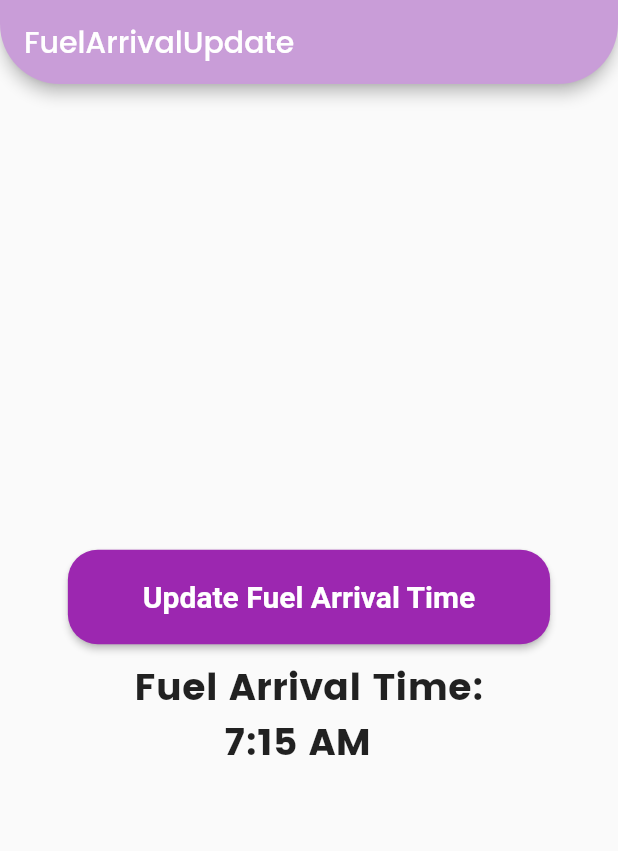
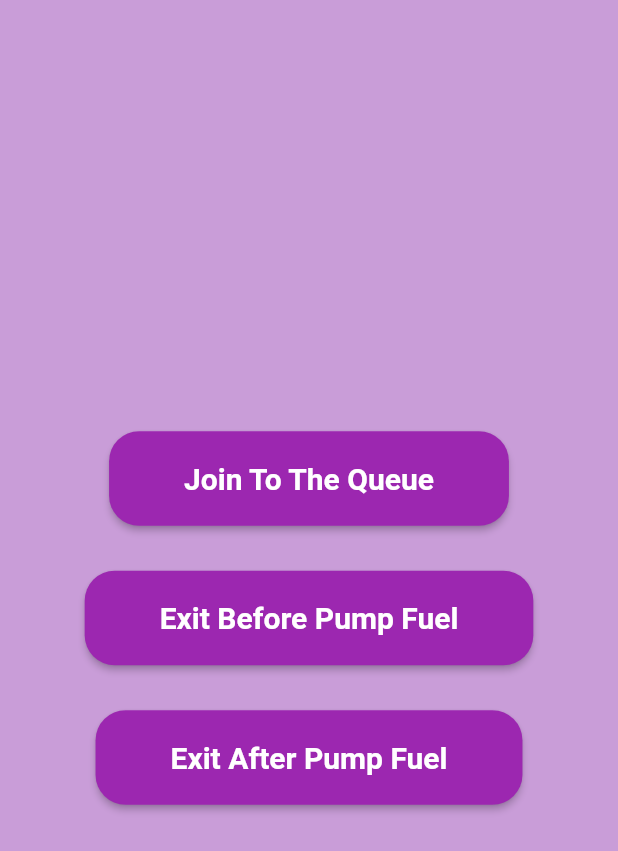
Before and after one commit to Lahiru-Ima/Fuel-App-Front-end, a Flutter app: the screen it shows after launch, on a phone screen of 412 x 824 dp. Shown: the top 851 px of the screen. Run offline on Flutter 3.47's test engine with Material 2 defaults, Android fonts, the phone set to English and light mode, and no system bars; our stand-ins replace snippet_coder_utils.

Commit message:
queue update by user

```diff
--- a/lib/main.dart
+++ b/lib/main.dart
@@ -7,6 +7,7 @@ import 'package:fuel_app/screans/selectNearestShed.dart';
 import 'package:fuel_app/screans/selectVehicle.dart';
 import 'package:fuel_app/station_owner_screen/fuelArrivalUpdateScreen.dart';
 import 'package:fuel_app/station_owner_screen/fuelFinishUpdateScreen.dart';
+import 'package:fuel_app/userOnQueue/queueUpdateScreen.dart';
 import 'DashBoardPage/DashBoardPage.dart';
 
 void main() {
@@ -24,8 +25,10 @@ class FuelApp extends StatelessWidget {
       title: 'Fuel App',
       //home: productScreen(),
       //home: SelectVehicle(),
-      home: FuelArrivalUpdate(),
+      //home: FuelArrivalUpdate(),
       //home: FuelFinishUpdate(),
+      home: QueueUpdate(),
+
 
       // home: const LogInScreen(),
     );
--- a/lib/station_owner_screen/fuelFinishUpdateScreen.dart
+++ b/lib/station_owner_screen/fuelFinishUpdateScreen.dart
@@ -26,7 +26,7 @@ class _FuelFinishUpdateState extends State<FuelFinishUpdate> {
   Widget build(BuildContext context) {
     return Scaffold(
       appBar: AppBar(
-        title: Text("FuelArrivalUpdate"),
+        title: Text("FuelFinishUpdate"),
         backgroundColor: Color.fromARGB(255, 201, 157, 216),
         shape: RoundedRectangleBorder(
           borderRadius: BorderRadius.vertical(
--- /dev/null
+++ b/lib/userOnQueue/queueUpdateScreen.dart
@@ -0,0 +1,61 @@
+import 'package:flutter/material.dart';
+import 'package:flutter/src/widgets/container.dart';
+import 'package:flutter/src/widgets/framework.dart';
+
+class QueueUpdate extends StatelessWidget {
+  const QueueUpdate({super.key});
+
+  @override
+  Widget build(BuildContext context) {
+    return Scaffold(
+        backgroundColor: Color.fromARGB(255, 201, 157, 216),
+        body: Center(
+          child: Column(
+            mainAxisAlignment: MainAxisAlignment.center,
+            children: [
+              ElevatedButton(
+                onPressed: (() {}),
+                child: Text('Join To The Queue'),
+                style: ElevatedButton.styleFrom(
+                  primary: Colors.purple,
+                  padding: EdgeInsets.symmetric(horizontal: 50, vertical: 20),
+                  textStyle:
+                      TextStyle(fontSize: 20, fontWeight: FontWeight.bold),
+                  shape: new RoundedRectangleBorder(
+                    borderRadius: new BorderRadius.circular(20.0),
+                  ),
+                ),
+              ),
+              SizedBox(height: 30),
+              ElevatedButton(
+                onPressed: (() {}),
+                child: Text('Exit Before Pump Fuel'),
+                style: ElevatedButton.styleFrom(
+                  primary: Colors.purple,
+                  padding: EdgeInsets.symmetric(horizontal: 50, vertical: 20),
+                  textStyle:
+                      TextStyle(fontSize: 20, fontWeight: FontWeight.bold),
+                  shape: new RoundedRectangleBorder(
+                    borderRadius: new BorderRadius.circular(20.0),
+                  ),
+                ),
+              ),
+              SizedBox(height: 30),
+              ElevatedButton(
+                onPressed: (() {}),
+                child: Text('Exit After Pump Fuel'),
+                style: ElevatedButton.styleFrom(
+                  primary: Colors.purple,
+                  padding: EdgeInsets.symmetric(horizontal: 50, vertical: 20),
+                  textStyle:
+                      TextStyle(fontSize: 20, fontWeight: FontWeight.bold),
+                  shape: new RoundedRectangleBorder(
+                    borderRadius: new BorderRadius.circular(20.0),
+                  ),
+                ),
+              ),
+            ],
+          ),
+        ));
+  }
+}
```
